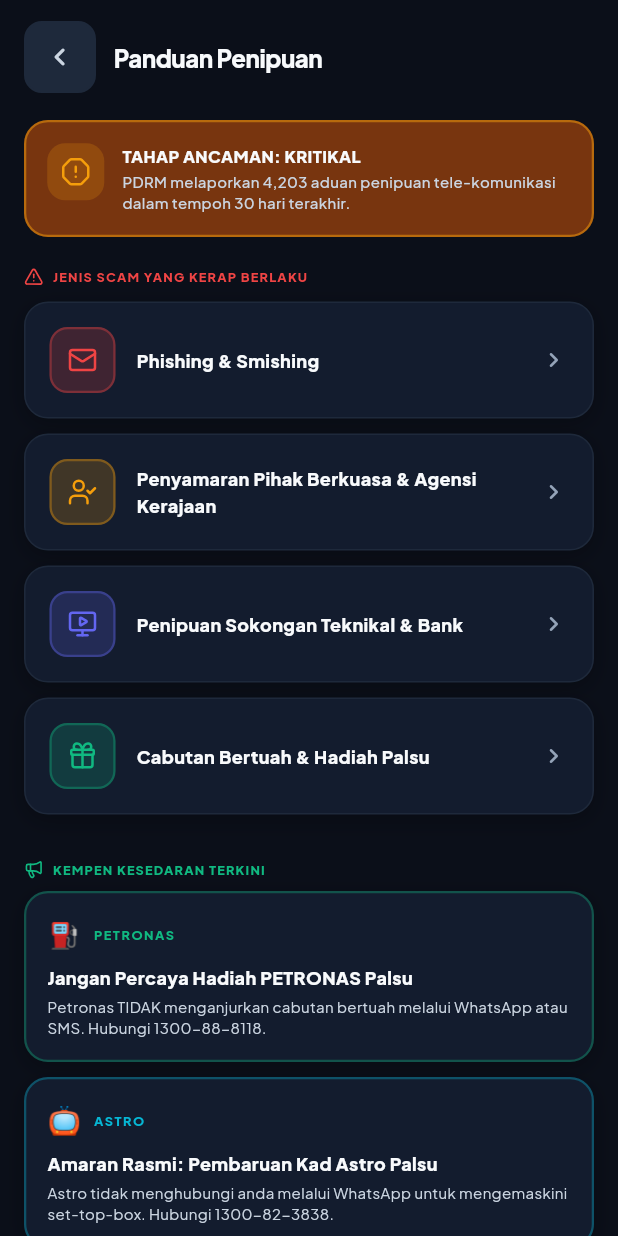
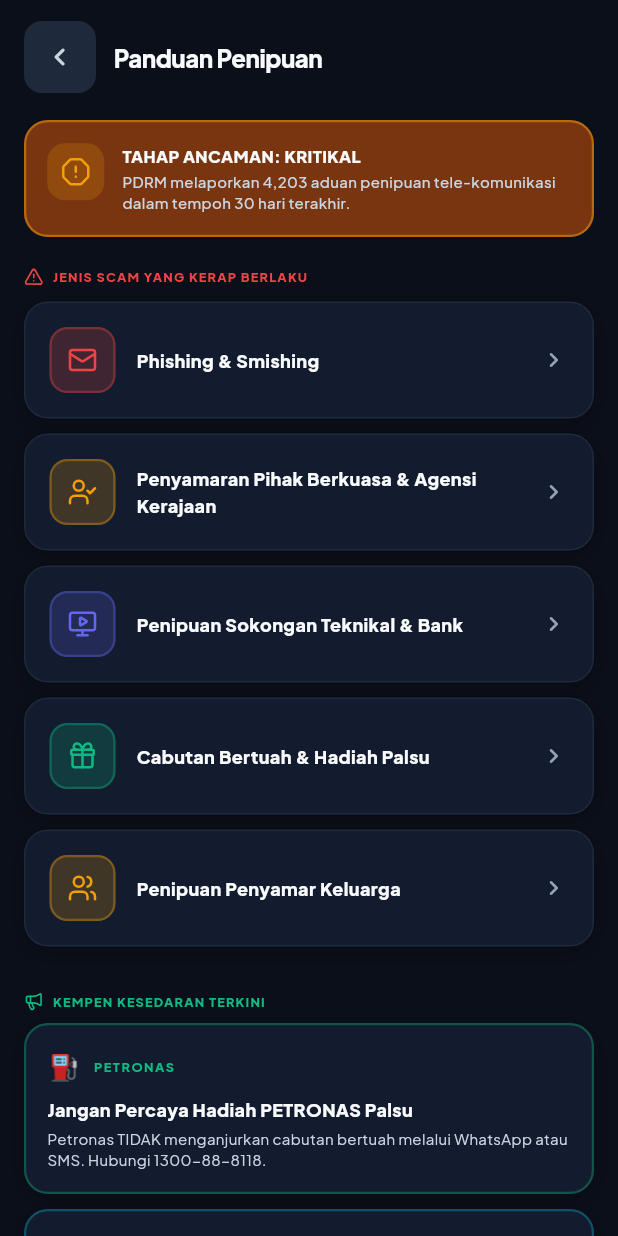
Before and after one commit to D20231106421/safestep, a Flutter app: the TrendsView screen opened directly, on a phone screen of 412 x 824 dp. Run offline on Flutter 3.47's test engine with Material 3 defaults, Android fonts, the phone set to English and light mode, and no system bars; drawn by our look-alikes of flutter_animate; our stand-ins replace flutter_local_notifications, google_fonts, google_generative_ai, lucide_icons_flutter, shared_preferences; accounts and stored records are empty.

Commit message:
Panduan Penipuan Content update: Penipuan Penyamar Keluaraga

```diff
--- a/lib/views/trends_view.dart
+++ b/lib/views/trends_view.dart
@@ -179,6 +179,40 @@
       reportingContacts: [
         'Hubungi National Scam Response Centre di 997.',
         'Laporkan kepada MCMC dan PDRM CCID.'
+      ],
+    ),
+    ScamDetail(
+      title: 'Penipuan Penyamar Keluarga',
+      icon: LucideIcons.users,
+      themeColor: AppColors.amber,
+      definition: 'Penipuan di mana penipu menyamar sebagai ahli keluarga atau rakan rapat untuk meminta wang atau maklumat peribadi sensitif atas alasan kecemasan.',
+      howItWorks: [
+        'Penipu mengklon akaun media sosial atau WhatsApp menggunakan gambar dan nama orang yang anda kenali.',
+        'Mereka menggunakan nombor telefon baru dengan alasan telefon lama telah hilang, rosak, atau bertukar nombor.',
+        'Mengirim mesej mendesak meminta pinjaman wang kecemasan untuk membayar bil, hutang, atau urusan kecemasan lain.',
+        'Menggunakan teknologi klon suara AI atau deepfake video untuk meniru wajah dan suara ahli keluarga.'
+      ],
+      warningSigns: [
+        'Permintaan wang secara tiba-tiba ke akaun bank pihak ketiga (akaun keldai) atas nama orang lain.',
+        'Menghubungi menggunakan nombor baru dan meminta anda memadam atau mengabaikan nombor telefon lama mereka.',
+        'Bahasa, panggilan manja, atau gaya mesej yang janggal dan berbeza daripada kebiasaan.',
+        'Mengelak daripada menjawab panggilan suara atau video langsung dengan pelbagai alasan teknikal.'
+      ],
+      whatToDo: [
+        'Tamatkan perbualan dan terus hubungi nombor telefon lama/rasmi orang tersebut untuk pengesahan.',
+        'Tanya soalan peribadi (soalan ujian) yang hanya diketahui oleh anda berdua untuk menguji identiti mereka.',
+        'Semak nama pemilik akaun bank penerima terlebih dahulu (jangan pindah jika nama berbeza daripada nama ahli keluarga).',
+        'Jangan sesekali memindahkan wang secara tergesa-gesa tanpa pengesahan lisan.'
+      ],
+      ifAlreadyScammed: [
+        'Hubungi bank anda dengan kadar segera untuk membekukan akaun dan transaksi.',
+        'Laporkan akaun palsu atau WhatsApp tersebut kepada platform media sosial berkaitan.',
+        'Beritahu ahli keluarga dan rakan-rakan lain mengenai penyamaran tersebut agar mereka tidak turut terkena.',
+        'Buat laporan polis rasmi dengan membawa bukti tangkapan skrin dan transaksi bank.'
+      ],
+      reportingContacts: [
+        'Hubungi National Scam Response Centre (NSRC) di talian 997.',
+        'Laporkan kepada PDRM CCID atau balai polis berhampiran.'
       ],
     ),
   ];
```
